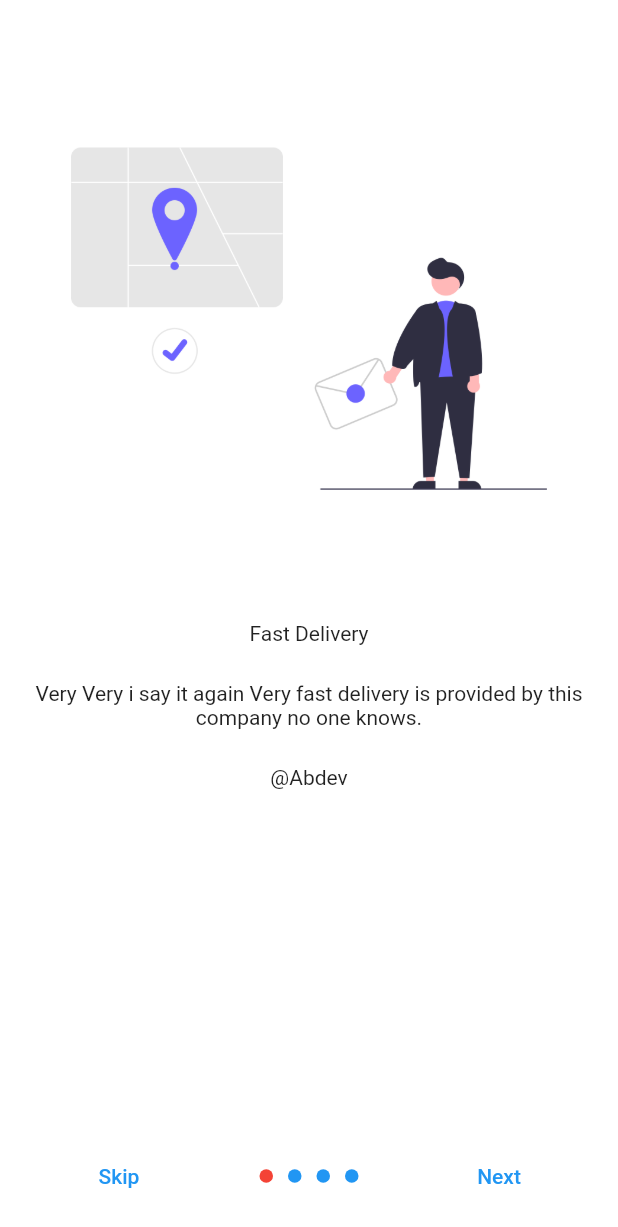
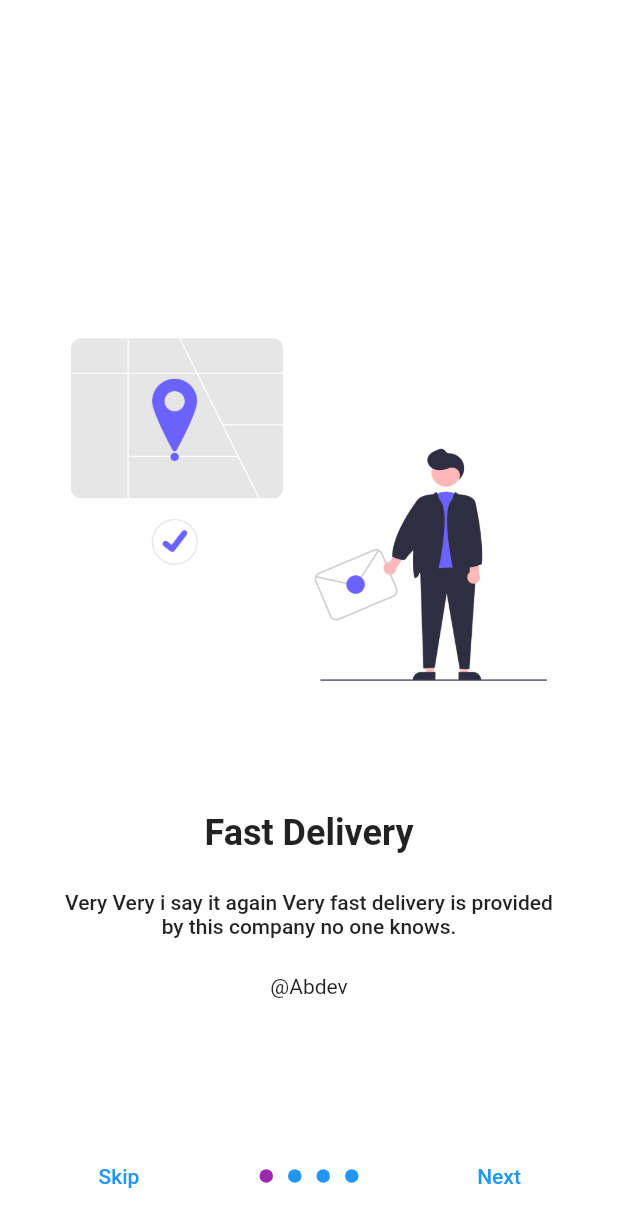
Before and after one commit to abentad/onboardingUI, a Flutter app: the screen it shows after launch, on a phone screen of 412 x 824 dp. Shown: the top 1227 px of the screen. Run offline on Flutter 3.47's test engine with Material 2 defaults, Android fonts, the phone set to English and light mode, and no system bars; drawn by our look-alikes of introduction_screen.

Commit message:
more customization

```diff
--- a/lib/home_screen.dart
+++ b/lib/home_screen.dart
@@ -4,8 +4,15 @@ import 'package:onboard_ui/main_screen.dart';
 
 class HomePage extends StatelessWidget {
   final pageDecoration = PageDecoration(
-    titleTextStyle: TextStyle(),
-    bodyTextStyle: TextStyle(),
+    titleTextStyle: TextStyle(
+      fontSize: 24.0,
+      fontWeight: FontWeight.bold,
+    ),
+    bodyTextStyle: TextStyle(
+      fontWeight: FontWeight.w500,
+    ),
+    descriptionPadding: EdgeInsets.symmetric(horizontal: 20.0),
+    imageFlex: 2,
   );
 
   List<PageViewModel> getPages() {
@@ -55,11 +62,21 @@ class HomePage extends StatelessWidget {
     return Scaffold(
       body: IntroductionScreen(
         //the done button that is going to be shown at the end
-        done: Text("Done"),
+        done: Text(
+          "Done",
+          style: TextStyle(
+            color: Colors.blue,
+          ),
+        ),
 
         //the skip button notice the showskipbutton has to be set to true in order
         //for it to appear on screen unlike the done button
-        skip: Text("Skip"),
+        skip: Text(
+          "Skip",
+          style: TextStyle(
+            color: Colors.blue,
+          ),
+        ),
         showSkipButton: true,
 
         //the next button that is goint to appear on screen if the shownextbutton is true
@@ -83,14 +100,14 @@ class HomePage extends StatelessWidget {
         globalBackgroundColor: Colors.white,
 
         //used for animation
-        curve: Curves.elasticIn,
+        curve: Curves.decelerate,
         animationDuration: 350,
 
         //decoraiton example for the dots for navigation
         dotsDecorator: DotsDecorator(
           shape: StadiumBorder(),
           activeShape: StadiumBorder(),
-          activeColor: Colors.red,
+          activeColor: Colors.purple,
           color: Colors.blue,
           spacing: EdgeInsets.symmetric(horizontal: 5.0),
         ),
```
